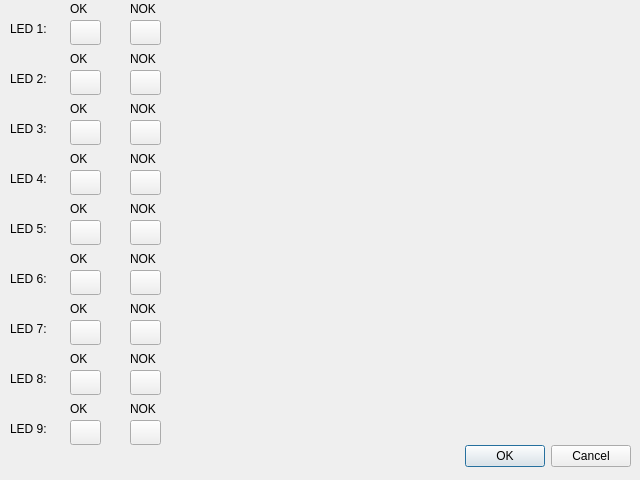
The window that dialogled.ui (JakobGerjolj/SideMountTestGUI) describes before a commit, drawn with Qt 5.
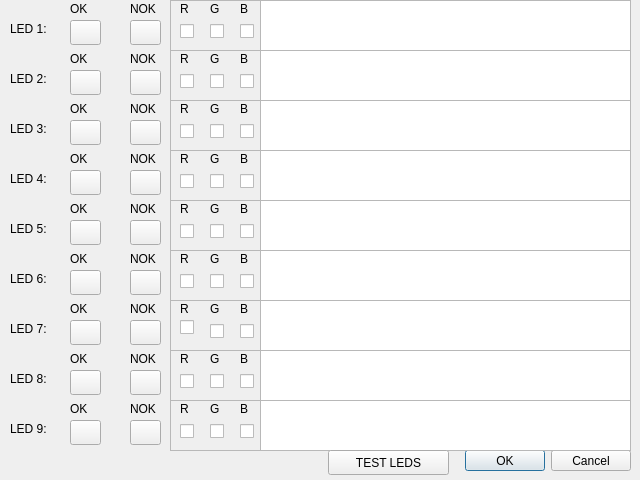
The same window after the commit.

Commit message: Finished frontend leds buttons

```diff
--- a/dialogled.ui
+++ b/dialogled.ui
@@ -17,9 +17,9 @@
    <property name="geometry">
     <rect>
      <x>450</x>
-     <y>440</y>
+     <y>450</y>
      <width>181</width>
-     <height>32</height>
+     <height>21</height>
     </rect>
    </property>
    <property name="orientation">
@@ -614,6 +614,955 @@
     <string>NOK</string>
    </property>
   </widget>
+  <widget class="QFrame" name="led1_NOK_frame">
+   <property name="geometry">
+    <rect>
+     <x>170</x>
+     <y>0</y>
+     <width>461</width>
+     <height>51</height>
+    </rect>
+   </property>
+   <property name="frameShape">
+    <enum>QFrame::StyledPanel</enum>
+   </property>
+   <property name="frameShadow">
+    <enum>QFrame::Raised</enum>
+   </property>
+   <widget class="QCheckBox" name="led1_check_B">
+    <property name="geometry">
+     <rect>
+      <x>70</x>
+      <y>20</y>
+      <width>16</width>
+      <height>23</height>
+     </rect>
+    </property>
+    <property name="text">
+     <string/>
+    </property>
+   </widget>
+   <widget class="QLabel" name="label_3">
+    <property name="geometry">
+     <rect>
+      <x>40</x>
+      <y>0</y>
+      <width>16</width>
+      <height>17</height>
+     </rect>
+    </property>
+    <property name="text">
+     <string>G</string>
+    </property>
+   </widget>
+   <widget class="QCheckBox" name="led1_check_R">
+    <property name="geometry">
+     <rect>
+      <x>10</x>
+      <y>20</y>
+      <width>16</width>
+      <height>23</height>
+     </rect>
+    </property>
+    <property name="text">
+     <string/>
+    </property>
+   </widget>
+   <widget class="QCheckBox" name="led1_check_G">
+    <property name="geometry">
+     <rect>
+      <x>40</x>
+      <y>20</y>
+      <width>16</width>
+      <height>23</height>
+     </rect>
+    </property>
+    <property name="text">
+     <string/>
+    </property>
+   </widget>
+   <widget class="QLabel" name="led1_label_R">
+    <property name="geometry">
+     <rect>
+      <x>10</x>
+      <y>0</y>
+      <width>16</width>
+      <height>17</height>
+     </rect>
+    </property>
+    <property name="text">
+     <string>R</string>
+    </property>
+   </widget>
+   <widget class="QLabel" name="label_4">
+    <property name="geometry">
+     <rect>
+      <x>70</x>
+      <y>0</y>
+      <width>16</width>
+      <height>17</height>
+     </rect>
+    </property>
+    <property name="text">
+     <string>B</string>
+    </property>
+   </widget>
+   <widget class="QTextEdit" name="led1_NOK_text">
+    <property name="geometry">
+     <rect>
+      <x>90</x>
+      <y>0</y>
+      <width>371</width>
+      <height>51</height>
+     </rect>
+    </property>
+   </widget>
+  </widget>
+  <widget class="QFrame" name="led2_NOK_frame">
+   <property name="geometry">
+    <rect>
+     <x>170</x>
+     <y>50</y>
+     <width>461</width>
+     <height>51</height>
+    </rect>
+   </property>
+   <property name="frameShape">
+    <enum>QFrame::StyledPanel</enum>
+   </property>
+   <property name="frameShadow">
+    <enum>QFrame::Raised</enum>
+   </property>
+   <widget class="QCheckBox" name="led2_check_B">
+    <property name="geometry">
+     <rect>
+      <x>70</x>
+      <y>20</y>
+      <width>16</width>
+      <height>23</height>
+     </rect>
+    </property>
+    <property name="text">
+     <string/>
+    </property>
+   </widget>
+   <widget class="QLabel" name="label_5">
+    <property name="geometry">
+     <rect>
+      <x>40</x>
+      <y>0</y>
+      <width>16</width>
+      <height>17</height>
+     </rect>
+    </property>
+    <property name="text">
+     <string>G</string>
+    </property>
+   </widget>
+   <widget class="QCheckBox" name="led2_check_R">
+    <property name="geometry">
+     <rect>
+      <x>10</x>
+      <y>20</y>
+      <width>16</width>
+      <height>23</height>
+     </rect>
+    </property>
+    <property name="text">
+     <string/>
+    </property>
+   </widget>
+   <widget class="QCheckBox" name="led2_check_G">
+    <property name="geometry">
+     <rect>
+      <x>40</x>
+      <y>20</y>
+      <width>16</width>
+      <height>23</height>
+     </rect>
+    </property>
+    <property name="text">
+     <string/>
+    </property>
+   </widget>
+   <widget class="QLabel" name="led1_label_R_2">
+    <property name="geometry">
+     <rect>
+      <x>10</x>
+      <y>0</y>
+      <width>16</width>
+      <height>17</height>
+     </rect>
+    </property>
+    <property name="text">
+     <string>R</string>
+    </property>
+   </widget>
+   <widget class="QLabel" name="label_7">
+    <property name="geometry">
+     <rect>
+      <x>70</x>
+      <y>0</y>
+      <width>16</width>
+      <height>17</height>
+     </rect>
+    </property>
+    <property name="text">
+     <string>B</string>
+    </property>
+   </widget>
+   <widget class="QTextEdit" name="led2_NOK_text">
+    <property name="geometry">
+     <rect>
+      <x>90</x>
+      <y>0</y>
+      <width>371</width>
+      <height>51</height>
+     </rect>
+    </property>
+   </widget>
+  </widget>
+  <widget class="QFrame" name="led3_NOK_frame">
+   <property name="geometry">
+    <rect>
+     <x>170</x>
+     <y>100</y>
+     <width>461</width>
+     <height>51</height>
+    </rect>
+   </property>
+   <property name="frameShape">
+    <enum>QFrame::StyledPanel</enum>
+   </property>
+   <property name="frameShadow">
+    <enum>QFrame::Raised</enum>
+   </property>
+   <widget class="QCheckBox" name="led3_check_B">
+    <property name="geometry">
+     <rect>
+      <x>70</x>
+      <y>20</y>
+      <width>16</width>
+      <height>23</height>
+     </rect>
+    </property>
+    <property name="text">
+     <string/>
+    </property>
+   </widget>
+   <widget class="QLabel" name="label_8">
+    <property name="geometry">
+     <rect>
+      <x>40</x>
+      <y>0</y>
+      <width>16</width>
+      <height>17</height>
+     </rect>
+    </property>
+    <property name="text">
+     <string>G</string>
+    </property>
+   </widget>
+   <widget class="QCheckBox" name="led3_check_R">
+    <property name="geometry">
+     <rect>
+      <x>10</x>
+      <y>20</y>
+      <width>16</width>
+      <height>23</height>
+     </rect>
+    </property>
+    <property name="text">
+     <string/>
+    </property>
+   </widget>
+   <widget class="QCheckBox" name="led3_check_G">
+    <property name="geometry">
+     <rect>
+      <x>40</x>
+      <y>20</y>
+      <width>16</width>
+      <height>23</height>
+     </rect>
+    </property>
+    <property name="text">
+     <string/>
+    </property>
+   </widget>
+   <widget class="QLabel" name="led1_label_R_3">
+    <property name="geometry">
+     <rect>
+      <x>10</x>
+      <y>0</y>
+      <width>16</width>
+      <height>17</height>
+     </rect>
+    </property>
+    <property name="text">
+     <string>R</string>
+    </property>
+   </widget>
+   <widget class="QLabel" name="label_10">
+    <property name="geometry">
+     <rect>
+      <x>70</x>
+      <y>0</y>
+      <width>16</width>
+      <height>17</height>
+     </rect>
+    </property>
+    <property name="text">
+     <string>B</string>
+    </property>
+   </widget>
+   <widget class="QTextEdit" name="led3_NOK_text">
+    <property name="geometry">
+     <rect>
+      <x>90</x>
+      <y>0</y>
+      <width>371</width>
+      <height>51</height>
+     </rect>
+    </property>
+   </widget>
+  </widget>
+  <widget class="QFrame" name="led4_NOK_frame">
+   <property name="geometry">
+    <rect>
+     <x>170</x>
+     <y>150</y>
+     <width>461</width>
+     <height>51</height>
+    </rect>
+   </property>
+   <property name="frameShape">
+    <enum>QFrame::StyledPanel</enum>
+   </property>
+   <property name="frameShadow">
+    <enum>QFrame::Raised</enum>
+   </property>
+   <widget class="QCheckBox" name="led4_check_B">
+    <property name="geometry">
+     <rect>
+      <x>70</x>
+      <y>20</y>
+      <width>16</width>
+      <height>23</height>
+     </rect>
+    </property>
+    <property name="text">
+     <string/>
+    </property>
+   </widget>
+   <widget class="QLabel" name="label_11">
+    <property name="geometry">
+     <rect>
+      <x>40</x>
+      <y>0</y>
+      <width>16</width>
+      <height>17</height>
+     </rect>
+    </property>
+    <property name="text">
+     <string>G</string>
+    </property>
+   </widget>
+   <widget class="QCheckBox" name="led4_check_R">
+    <property name="geometry">
+     <rect>
+      <x>10</x>
+      <y>20</y>
+      <width>16</width>
+      <height>23</height>
+     </rect>
+    </property>
+    <property name="text">
+     <string/>
+    </property>
+   </widget>
+   <widget class="QCheckBox" name="led4_check_G">
+    <property name="geometry">
+     <rect>
+      <x>40</x>
+      <y>20</y>
+      <width>16</width>
+      <height>23</height>
+     </rect>
+    </property>
+    <property name="text">
+     <string/>
+    </property>
+   </widget>
+   <widget class="QLabel" name="led1_label_R_4">
+    <property name="geometry">
+     <rect>
+      <x>10</x>
+      <y>0</y>
+      <width>16</width>
+      <height>17</height>
+     </rect>
+    </property>
+    <property name="text">
+     <string>R</string>
+    </property>
+   </widget>
+   <widget class="QLabel" name="label_13">
+    <property name="geometry">
+     <rect>
+      <x>70</x>
+      <y>0</y>
+      <width>16</width>
+      <height>17</height>
+     </rect>
+    </property>
+    <property name="text">
+     <string>B</string>
+    </property>
+   </widget>
+   <widget class="QTextEdit" name="led4_NOK_text">
+    <property name="geometry">
+     <rect>
+      <x>90</x>
+      <y>0</y>
+      <width>371</width>
+      <height>51</height>
+     </rect>
+    </property>
+   </widget>
+  </widget>
+  <widget class="QFrame" name="led5_NOK_frame">
+   <property name="geometry">
+    <rect>
+     <x>170</x>
+     <y>200</y>
+     <width>461</width>
+     <height>51</height>
+    </rect>
+   </property>
+   <property name="frameShape">
+    <enum>QFrame::StyledPanel</enum>
+   </property>
+   <property name="frameShadow">
+    <enum>QFrame::Raised</enum>
+   </property>
+   <widget class="QCheckBox" name="led5_check_B">
+    <property name="geometry">
+     <rect>
+      <x>70</x>
+      <y>20</y>
+      <width>16</width>
+      <height>23</height>
+     </rect>
+    </property>
+    <property name="text">
+     <string/>
+    </property>
+   </widget>
+   <widget class="QLabel" name="label_14">
+    <property name="geometry">
+     <rect>
+      <x>40</x>
+      <y>0</y>
+      <width>16</width>
+      <height>17</height>
+     </rect>
+    </property>
+    <property name="text">
+     <string>G</string>
+    </property>
+   </widget>
+   <widget class="QCheckBox" name="led5_check_R">
+    <property name="geometry">
+     <rect>
+      <x>10</x>
+      <y>20</y>
+      <width>16</width>
+      <height>23</height>
+     </rect>
+    </property>
+    <property name="text">
+     <string/>
+    </property>
+   </widget>
+   <widget class="QCheckBox" name="led5_check_G">
+    <property name="geometry">
+     <rect>
+      <x>40</x>
+      <y>20</y>
+      <width>16</width>
+      <height>23</height>
+     </rect>
+    </property>
+    <property name="text">
+     <string/>
+    </property>
+   </widget>
+   <widget class="QLabel" name="led1_label_R_5">
+    <property name="geometry">
+     <rect>
+      <x>10</x>
+      <y>0</y>
+      <width>16</width>
+      <height>17</height>
+     </rect>
+    </property>
+    <property name="text">
+     <string>R</string>
+    </property>
+   </widget>
+   <widget class="QLabel" name="label_17">
+    <property name="geometry">
+     <rect>
+      <x>70</x>
+      <y>0</y>
+      <width>16</width>
+      <height>17</height>
+     </rect>
+    </property>
+    <property name="text">
+     <string>B</string>
+    </property>
+   </widget>
+   <widget class="QTextEdit" name="led5_NOK_text">
+    <property name="geometry">
+     <rect>
+      <x>90</x>
+      <y>0</y>
+      <width>371</width>
+      <height>51</height>
+     </rect>
+    </property>
+   </widget>
+  </widget>
+  <widget class="QFrame" name="led6_NOK_frame">
+   <property name="geometry">
+    <rect>
+     <x>170</x>
+     <y>250</y>
+     <width>461</width>
+     <height>51</height>
+    </rect>
+   </property>
+   <property name="frameShape">
+    <enum>QFrame::StyledPanel</enum>
+   </property>
+   <property name="frameShadow">
+    <enum>QFrame::Raised</enum>
+   </property>
+   <widget class="QCheckBox" name="led6_check_B">
+    <property name="geometry">
+     <rect>
+      <x>70</x>
+      <y>20</y>
+      <width>16</width>
+      <height>23</height>
+     </rect>
+    </property>
+    <property name="text">
+     <string/>
+    </property>
+   </widget>
+   <widget class="QLabel" name="label_19">
+    <property name="geometry">
+     <rect>
+      <x>40</x>
+      <y>0</y>
+      <width>16</width>
+      <height>17</height>
+     </rect>
+    </property>
+    <property name="text">
+     <string>G</string>
+    </property>
+   </widget>
+   <widget class="QCheckBox" name="led6_check_R">
+    <property name="geometry">
+     <rect>
+      <x>10</x>
+      <y>20</y>
+      <width>16</width>
+      <height>23</height>
+     </rect>
+    </property>
+    <property name="text">
+     <string/>
+    </property>
+   </widget>
+   <widget class="QCheckBox" name="led6_check_G">
+    <property name="geometry">
+     <rect>
+      <x>40</x>
+      <y>20</y>
+      <width>16</width>
+      <height>23</height>
+     </rect>
+    </property>
+    <property name="text">
+     <string/>
+    </property>
+   </widget>
+   <widget class="QLabel" name="led1_label_R_6">
+    <property name="geometry">
+     <rect>
+      <x>10</x>
+      <y>0</y>
+      <width>16</width>
+      <height>17</height>
+     </rect>
+    </property>
+    <property name="text">
+     <string>R</string>
+    </property>
+   </widget>
+   <widget class="QLabel" name="label_20">
+    <property name="geometry">
+     <rect>
+      <x>70</x>
+      <y>0</y>
+      <width>16</width>
+      <height>17</height>
+     </rect>
+    </property>
+    <property name="text">
+     <string>B</string>
+    </property>
+   </widget>
+   <widget class="QTextEdit" name="led6_NOK_text">
+    <property name="geometry">
+     <rect>
+      <x>90</x>
+      <y>0</y>
+      <width>371</width>
+      <height>51</height>
+     </rect>
+    </property>
+   </widget>
+  </widget>
+  <widget class="QFrame" name="led7_NOK_frame">
+   <property name="geometry">
+    <rect>
+     <x>170</x>
+     <y>300</y>
+     <width>461</width>
+     <height>51</height>
+    </rect>
+   </property>
+   <property name="frameShape">
+    <enum>QFrame::StyledPanel</enum>
+   </property>
+   <property name="frameShadow">
+    <enum>QFrame::Raised</enum>
+   </property>
+   <widget class="QCheckBox" name="led7_check_B">
+    <property name="geometry">
+     <rect>
+      <x>70</x>
+      <y>20</y>
+      <width>16</width>
+      <height>23</height>
+     </rect>
+    </property>
+    <property name="text">
+     <string/>
+    </property>
+   </widget>
+   <widget class="QLabel" name="label_22">
+    <property name="geometry">
+     <rect>
+      <x>40</x>
+      <y>0</y>
+      <width>16</width>
+      <height>17</height>
+     </rect>
+    </property>
+    <property name="text">
+     <string>G</string>
+    </property>
+   </widget>
+   <widget class="QCheckBox" name="led7_check_R">
+    <property name="geometry">
+     <rect>
+      <x>10</x>
+      <y>20</y>
+      <width>14</width>
+      <height>15</height>
+     </rect>
+    </property>
+    <property name="text">
+     <string/>
+    </property>
+   </widget>
+   <widget class="QCheckBox" name="led7_check_G">
+    <property name="geometry">
+     <rect>
+      <x>40</x>
+      <y>20</y>
+      <width>16</width>
+      <height>23</height>
+     </rect>
+    </property>
+    <property name="text">
+     <string/>
+    </property>
+   </widget>
+   <widget class="QLabel" name="led1_label_R_7">
+    <property name="geometry">
+     <rect>
+      <x>10</x>
+      <y>0</y>
+      <width>16</width>
+      <height>17</height>
+     </rect>
+    </property>
+    <property name="text">
+     <string>R</string>
+    </property>
+   </widget>
+   <widget class="QLabel" name="label_23">
+    <property name="geometry">
+     <rect>
+      <x>70</x>
+      <y>0</y>
+      <width>16</width>
+      <height>17</height>
+     </rect>
+    </property>
+    <property name="text">
+     <string>B</string>
+    </property>
+   </widget>
+   <widget class="QTextEdit" name="led7_NOK_text">
+    <property name="geometry">
+     <rect>
+      <x>90</x>
+      <y>0</y>
+      <width>371</width>
+      <height>51</height>
+     </rect>
+    </property>
+   </widget>
+  </widget>
+  <widget class="QFrame" name="led8_NOK_frame">
+   <property name="geometry">
+    <rect>
+     <x>170</x>
+     <y>350</y>
+     <width>461</width>
+     <height>51</height>
+    </rect>
+   </property>
+   <property name="frameShape">
+    <enum>QFrame::StyledPanel</enum>
+   </property>
+   <property name="frameShadow">
+    <enum>QFrame::Raised</enum>
+   </property>
+   <widget class="QCheckBox" name="led8_check_B">
+    <property name="geometry">
+     <rect>
+      <x>70</x>
+      <y>20</y>
+      <width>16</width>
+      <height>23</height>
+     </rect>
+    </property>
+    <property name="text">
+     <string/>
+    </property>
+   </widget>
+   <widget class="QLabel" name="label_25">
+    <property name="geometry">
+     <rect>
+      <x>40</x>
+      <y>0</y>
+      <width>16</width>
+      <height>17</height>
+     </rect>
+    </property>
+    <property name="text">
+     <string>G</string>
+    </property>
+   </widget>
+   <widget class="QCheckBox" name="led8_check_R">
+    <property name="geometry">
+     <rect>
+      <x>10</x>
+      <y>20</y>
+      <width>16</width>
+      <height>23</height>
+     </rect>
+    </property>
+    <property name="text">
+     <string/>
+    </property>
+   </widget>
+   <widget class="QCheckBox" name="led8_check_G">
+    <property name="geometry">
+     <rect>
+      <x>40</x>
+      <y>20</y>
+      <width>16</width>
+      <height>23</height>
+     </rect>
+    </property>
+    <property name="text">
+     <string/>
+    </property>
+   </widget>
+   <widget class="QLabel" name="led1_label_R_8">
+    <property name="geometry">
+     <rect>
+      <x>10</x>
+      <y>0</y>
+      <width>16</width>
+      <height>17</height>
+     </rect>
+    </property>
+    <property name="text">
+     <string>R</string>
+    </property>
+   </widget>
+   <widget class="QLabel" name="label_26">
+    <property name="geometry">
+     <rect>
+      <x>70</x>
+      <y>0</y>
+      <width>16</width>
+      <height>17</height>
+     </rect>
+    </property>
+    <property name="text">
+     <string>B</string>
+    </property>
+   </widget>
+   <widget class="QTextEdit" name="led8_NOK_text">
+    <property name="geometry">
+     <rect>
+      <x>90</x>
+      <y>0</y>
+      <width>371</width>
+      <height>51</height>
+     </rect>
+    </property>
+   </widget>
+  </widget>
+  <widget class="QFrame" name="led9_NOK_frame">
+   <property name="geometry">
+    <rect>
+     <x>170</x>
+     <y>400</y>
+     <width>461</width>
+     <height>51</height>
+    </rect>
+   </property>
+   <property name="frameShape">
+    <enum>QFrame::StyledPanel</enum>
+   </property>
+   <property name="frameShadow">
+    <enum>QFrame::Raised</enum>
+   </property>
+   <widget class="QCheckBox" name="led9_check_B">
+    <property name="geometry">
+     <rect>
+      <x>70</x>
+      <y>20</y>
+      <width>16</width>
+      <height>23</height>
+     </rect>
+    </property>
+    <property name="text">
+     <string/>
+    </property>
+   </widget>
+   <widget class="QLabel" name="label_27">
+    <property name="geometry">
+     <rect>
+      <x>40</x>
+      <y>0</y>
+      <width>16</width>
+      <height>17</height>
+     </rect>
+    </property>
+    <property name="text">
+     <string>G</string>
+    </property>
+   </widget>
+   <widget class="QCheckBox" name="led9_check_R">
+    <property name="geometry">
+     <rect>
+      <x>10</x>
+      <y>20</y>
+      <width>16</width>
+      <height>23</height>
+     </rect>
+    </property>
+    <property name="text">
+     <string/>
+    </property>
+   </widget>
+   <widget class="QCheckBox" name="led9_check_G">
+    <property name="geometry">
+     <rect>
+      <x>40</x>
+      <y>20</y>
+      <width>16</width>
+      <height>23</height>
+     </rect>
+    </property>
+    <property name="text">
+     <string/>
+    </property>
+   </widget>
+   <widget class="QLabel" name="led1_label_R_9">
+    <property name="geometry">
+     <rect>
+      <x>10</x>
+      <y>0</y>
+      <width>16</width>
+      <height>17</height>
+     </rect>
+    </property>
+    <property name="text">
+     <string>R</string>
+    </property>
+   </widget>
+   <widget class="QLabel" name="label_28">
+    <property name="geometry">
+     <rect>
+      <x>70</x>
+      <y>0</y>
+      <width>16</width>
+      <height>17</height>
+     </rect>
+    </property>
+    <property name="text">
+     <string>B</string>
+    </property>
+   </widget>
+   <widget class="QTextEdit" name="led9_NOK_text">
+    <property name="geometry">
+     <rect>
+      <x>90</x>
+      <y>0</y>
+      <width>371</width>
+      <height>51</height>
+     </rect>
+    </property>
+   </widget>
+  </widget>
+  <widget class="QPushButton" name="pushButton">
+   <property name="geometry">
+    <rect>
+     <x>328</x>
+     <y>450</y>
+     <width>121</width>
+     <height>25</height>
+    </rect>
+   </property>
+   <property name="text">
+    <string>TEST LEDS</string>
+   </property>
+  </widget>
  </widget>
  <resources/>
  <connections>
```
The commit also changes 2 other files.
